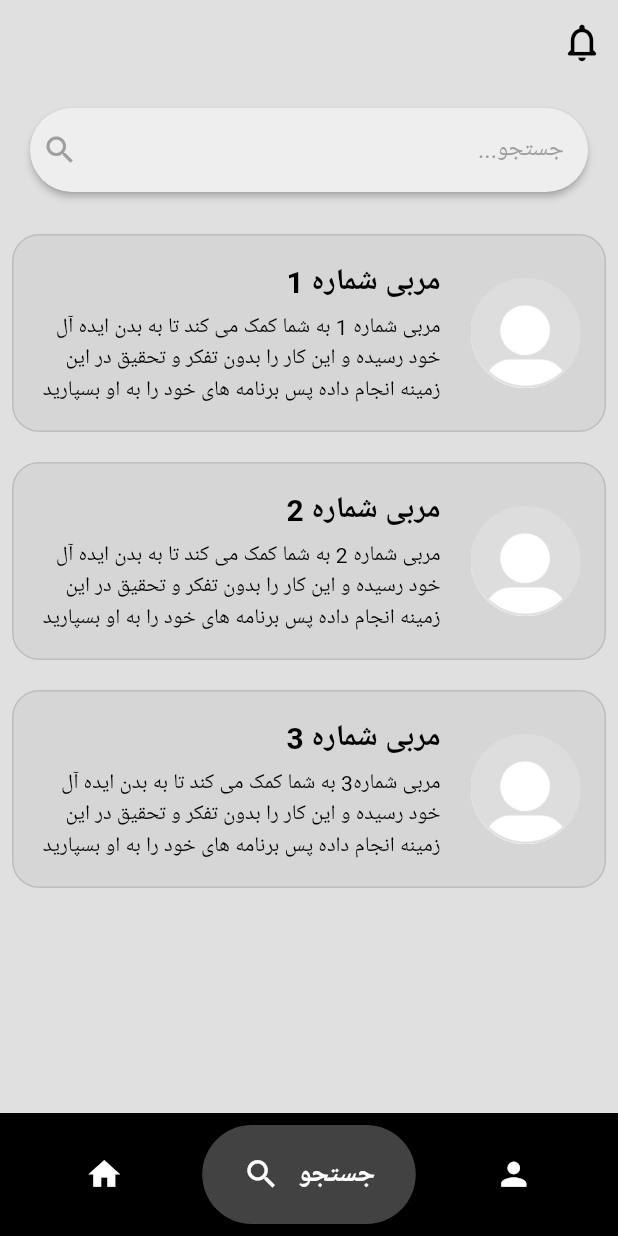
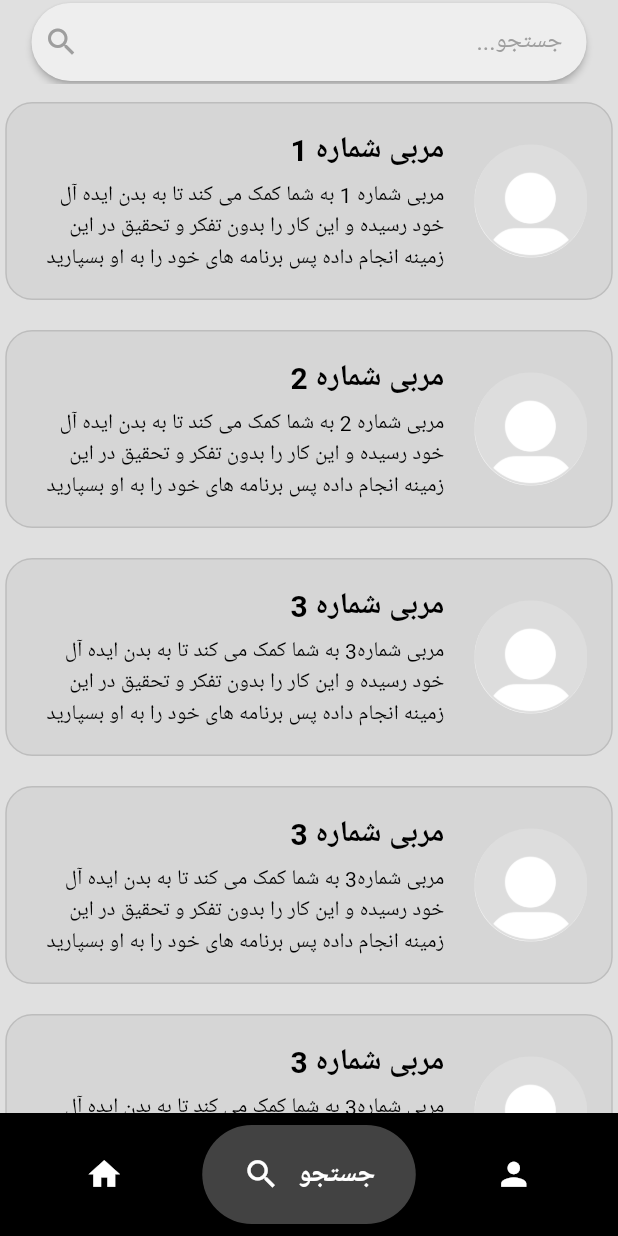
Before and after one commit to parsashu/fitness-app-flutter, a Flutter app: the screen it shows after launch, item 2 of the bottom bar chosen, on a phone screen of 412 x 824 dp. Run offline on Flutter 3.47's test engine with Material 3 defaults, Android fonts, the phone set to English and light mode, and no system bars; drawn by our look-alikes of google_nav_bar; our stand-ins replace firebase_auth, firebase_core, go_router, introduction_screen, shared_preferences; accounts and stored records are empty.

Commit message:
finished search page and add notification dot

```diff
--- a/lib/components/nav_bar.dart
+++ b/lib/components/nav_bar.dart
@@ -39,12 +39,10 @@ class _NavBarState extends State<NavBar> {
           widget.onTabChange(
               index); // Call the callback function when tab changes
         },
-        selectedIndex:
-            widget.selectedIndex, // Pass the selectedIndex to GNav
+        selectedIndex: widget.selectedIndex, // Pass the selectedIndex to GNav
         tabs: const [
           GButton(
             icon: Icons.home,
-
             text: 'خانه',
           ),
           GButton(
--- a/lib/components/search_bar.dart
+++ b/lib/components/search_bar.dart
@@ -6,7 +6,7 @@ class MySearchBar extends StatelessWidget {
   @override
   Widget build(BuildContext context) {
     return Padding(
-      padding: const EdgeInsets.symmetric(horizontal: 12, vertical: 8),
+      padding: const EdgeInsets.symmetric(horizontal: 5, vertical: 8),
       child: Directionality(
         textDirection: TextDirection.rtl,
         child: SearchBar(
--- a/lib/main.dart
+++ b/lib/main.dart
@@ -1,8 +1,7 @@
 import 'package:flutter/material.dart';
-import 'package:improwave/pages/auth_page.dart';
-import 'package:improwave/pages/main_page.dart';
-import 'package:improwave/pages/verify_page.dart';
+// import 'package:improwave/pages/auth_page.dart';
 import 'package:improwave/pages/home_page.dart';
+import 'package:improwave/routing/nav_provider.dart';
 // import 'package:improwave/routing/routes.dart';
 import 'package:improwave/themes/theme_provider.dart';
 import 'package:provider/provider.dart';
@@ -10,14 +9,18 @@ import 'package:shared_preferences/shared_preferences.dart';
 import 'package:firebase_core/firebase_core.dart';
 import 'firebase_options.dart';
 
-
 void main() async {
   WidgetsFlutterBinding.ensureInitialized();
   await Firebase.initializeApp(options: DefaultFirebaseOptions.currentPlatform);
 
   runApp(
-    ChangeNotifierProvider(
-      create: (context) => ThemeProvider(),
+    MultiProvider(
+      providers: [
+        // Theme provider
+        ChangeNotifierProvider(create: (context) => ThemeProvider()),
+        // NavBar provider
+        ChangeNotifierProvider(create: (_) => NavProvider()),
+      ],
       child: const MainApp(),
     ),
   );
@@ -44,7 +47,7 @@ class MainApp extends StatelessWidget {
               return MaterialApp(
                   // home: const AuthPage(),
                   // home: const VerifyPage(),
-                  home: const MainPage(),
+                  home: Provider.of<NavProvider>(context).currentPage,
                   theme: Provider.of<ThemeProvider>(context).themeData,
                   routes: {
                     '/home': (context) => const HomePage(),
--- a/lib/pages/auth_page.dart
+++ b/lib/pages/auth_page.dart
@@ -1,7 +1,7 @@
 import 'package:firebase_auth/firebase_auth.dart';
 import 'package:flutter/material.dart';
+import 'package:improwave/pages/home_page.dart';
 import 'package:improwave/pages/login_or_register.dart';
-import 'package:improwave/pages/main_page.dart';
 
 class AuthPage extends StatelessWidget {
   const AuthPage({super.key});
@@ -14,7 +14,7 @@ class AuthPage extends StatelessWidget {
         builder: (context, snapshot) {
           // user is logged in
           if (snapshot.hasData) {
-            return const MainPage();
+            return const HomePage();
           }
 
           // user is not logged in
--- a/lib/pages/main_page.dart
+++ /dev/null
@@ -1,64 +0,0 @@
-import 'package:firebase_auth/firebase_auth.dart';
-import 'package:flutter/material.dart';
-import 'package:improwave/components/nav_bar.dart';
-import 'package:improwave/pages/search_page.dart';
-import 'package:improwave/pages/home_page.dart';
-import 'package:improwave/pages/profile_page.dart';
-
-class MainPage extends StatefulWidget {
-  const MainPage({super.key});
-
-  @override
-  State<MainPage> createState() => _MainPageState();
-}
-
-class _MainPageState extends State<MainPage> {
-  // sign user out method
-  void signUserOut() {
-    FirebaseAuth.instance.signOut();
-  }
-
-  // page index
-  int selectedIndex = 0;
-
-  // page list for nav bar
-  final List pagesList = [
-    const HomePage(),
-    const SearchPage(),
-    const ProfilePage(),
-  ];
-
-  // Handle index change from NavBar
-  void handleIndexChange(int index) {
-    setState(() {
-      selectedIndex = index;
-    });
-  }
-
-  @override
-  Widget build(BuildContext context) {
-    return Scaffold(
-      appBar: AppBar(
-        actions: [
-          IconButton(
-            onPressed: () {},
-            icon: const Icon(
-              Icons.notifications_none_rounded,
-              size: 30,
-            ),
-          ),
-        ],
-      ),
-      body: Column(
-        children: [
-          pagesList[selectedIndex],
-        ],
-      ),
-      // NavigationBar
-      bottomNavigationBar: NavBar(
-        selectedIndex: selectedIndex,
-        onTabChange: handleIndexChange, // Pass the callback function
-      ),
-    );
-  }
-}
--- a/lib/pages/search_page.dart
+++ b/lib/pages/search_page.dart
@@ -1,6 +1,9 @@
 import 'package:flutter/material.dart';
 import 'package:improwave/components/my_box.dart';
+import 'package:improwave/components/nav_bar.dart';
 import 'package:improwave/components/search_bar.dart';
+import 'package:improwave/routing/nav_provider.dart';
+import 'package:provider/provider.dart';
 
 class SearchPage extends StatefulWidget {
   const SearchPage({super.key});
@@ -12,16 +15,36 @@ class SearchPage extends StatefulWidget {
 class _SearchPageState extends State<SearchPage> {
   @override
   Widget build(BuildContext context) {
-    return Padding(
-      padding: const EdgeInsets.all(8),
+    // Provider for NavBar
+    final navProvider = Provider.of<NavProvider>(context);
+
+    return Scaffold(
+      appBar: PreferredSize(
+        preferredSize: const Size.fromHeight(68),
+        child: AppBar(
+          shadowColor: Colors.grey.shade400,
+          surfaceTintColor: Colors.grey.shade900,
+          title: const SizedBox(
+            height: 68,
+            child: MySearchBar(),
+          ),
+        ),
+      ),
+      bottomNavigationBar: NavBar(
+        selectedIndex: navProvider.selectedIndex,
+        onTabChange: (index) {
+          navProvider.setIndex(index);
+        },
+      ),
+      body: const Align(
+        alignment: Alignment.center,
         child: Column(
           children: [
-          // Search bar
-          const MySearchBar(),
-
-          const SizedBox(height: 20),
-
             // trainers
+            Expanded(
+              child: SingleChildScrollView(
+                child: Column(
+                  children: [
                     MyBox(
                       title: 'مربی شماره 1',
                       subTitle:
@@ -43,7 +66,40 @@ class _SearchPageState extends State<SearchPage> {
                       imagePath: 'assets/images/default_profile.png',
                     ),
                     SizedBox(height: 20),
+                    MyBox(
+                      title: 'مربی شماره 3',
+                      subTitle:
+                          'مربی شماره3 به شما کمک می کند تا به بدن ایده آل خود رسیده و این کار را بدون تفکر و تحقیق در این زمینه انجام داده پس برنامه های خود را به او بسپارید',
+                      imagePath: 'assets/images/default_profile.png',
+                    ),
+                    SizedBox(height: 20),
+                    MyBox(
+                      title: 'مربی شماره 3',
+                      subTitle:
+                          'مربی شماره3 به شما کمک می کند تا به بدن ایده آل خود رسیده و این کار را بدون تفکر و تحقیق در این زمینه انجام داده پس برنامه های خود را به او بسپارید',
+                      imagePath: 'assets/images/default_profile.png',
+                    ),
+                    SizedBox(height: 20),
+                    MyBox(
+                      title: 'مربی شماره 3',
+                      subTitle:
+                          'مربی شماره3 به شما کمک می کند تا به بدن ایده آل خود رسیده و این کار را بدون تفکر و تحقیق در این زمینه انجام داده پس برنامه های خود را به او بسپارید',
+                      imagePath: 'assets/images/default_profile.png',
+                    ),
+                    SizedBox(height: 20),
+                    MyBox(
+                      title: 'مربی شماره 3',
+                      subTitle:
+                          'مربی شماره3 به شما کمک می کند تا به بدن ایده آل خود رسیده و این کار را بدون تفکر و تحقیق در این زمینه انجام داده پس برنامه های خود را به او بسپارید',
+                      imagePath: 'assets/images/default_profile.png',
+                    ),
+                    SizedBox(height: 20),
                   ],
+                ),
+              ),
+            ),
+          ],
+        ),
       ),
     );
   }
--- /dev/null
+++ b/lib/routing/nav_provider.dart
@@ -0,0 +1,30 @@
+import 'package:flutter/material.dart';
+import 'package:improwave/pages/home_page.dart';
+import 'package:improwave/pages/profile_page.dart';
+import 'package:improwave/pages/search_page.dart';
+
+class NavProvider with ChangeNotifier {
+  // Initial page index
+  int _selectedIndex = 0;
+
+  // List of pages
+  final List<Widget> _pagesList = [
+    const HomePage(),
+    const SearchPage(),
+    const ProfilePage(),
+  ];
+
+  // Getter for selectedIndex
+  int get selectedIndex => _selectedIndex;
+
+  // Getter for the current page
+  Widget get currentPage => _pagesList[_selectedIndex];
+
+  // Method to update the selected index
+  void setIndex(int index) {
+    if (index != _selectedIndex) {
+      _selectedIndex = index;
+      notifyListeners();
+    }
+  }
+}
```
Also changed, not shown: lib/components/notification_dot.dart (added, +21 -0 lines), lib/pages/home_page.dart (+32 -1 lines), lib/pages/profile_page.dart (+16 -4 lines). Lines whose indentation alone changed are shown as unchanged.
